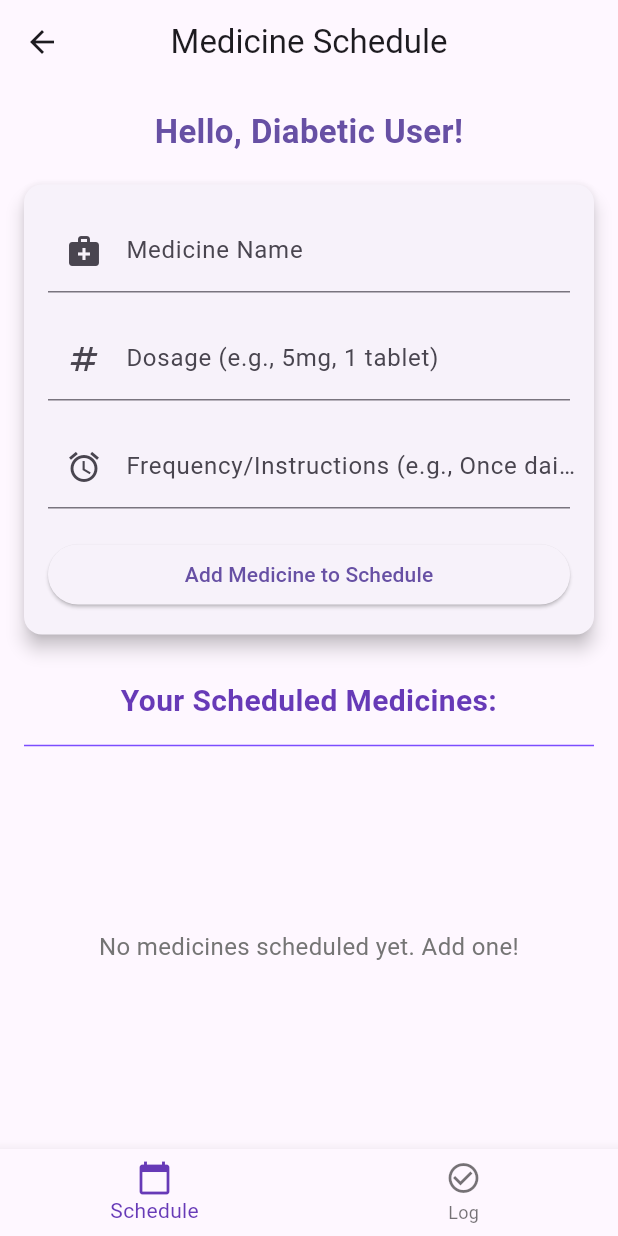
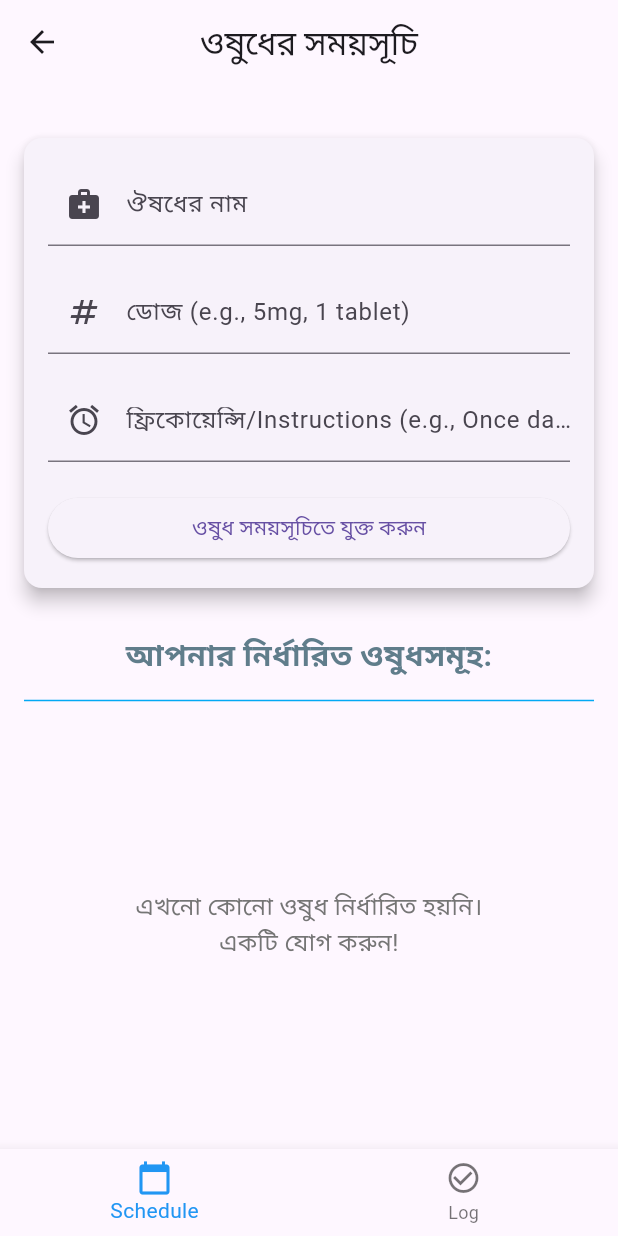
Before and after one commit to MahadiAhmed0/SugarVoice, a Flutter app: the HomePage screen opened directly, on a phone screen of 412 x 824 dp. Run offline on Flutter 3.47's test engine with Material 3 defaults, Android fonts, the phone set to English and light mode, and no system bars; our stand-ins replace firebase_auth, firebase_core, flutter_gemini, flutter_tts, shared_preferences, speech_to_text; missing offline and left inert: flutter_phone_direct_caller; accounts and stored records are empty.

Commit message:
medicine bangla and color updated

```diff
--- a/application_for_diabetic_patients/lib/BanglaUI/updated_medicine_log_page_bangla.dart
+++ b/application_for_diabetic_patients/lib/BanglaUI/updated_medicine_log_page_bangla.dart
@@ -47,7 +47,7 @@ class _MedicineLogPageState extends State<MedicineLogPage> {
         });
       }
     } catch (e) {
-      _showMessage('Error loading medicine logs: $e');
+      _showMessage('ঔষধ লগ লোড করতে ত্রুটি: $e');
       print('Error loading medicine logs: $e');
     }
   }
@@ -66,7 +66,7 @@ class _MedicineLogPageState extends State<MedicineLogPage> {
 
       _persistMedicineLogs();
       _medicineNameController.clear();
-      _showMessage('Medicine logged successfully!');
+      _showMessage('ঔষধ সফলভাবে লগ হয়েছে!');
     }
   }
 
@@ -75,7 +75,7 @@ class _MedicineLogPageState extends State<MedicineLogPage> {
       _medicineLogs.removeWhere((log) => log.id == id);
     });
     _persistMedicineLogs();
-    _showMessage('Medicine log deleted.');
+    _showMessage('ঔষধ লগ মুছে ফেলা হয়েছে।');
   }
 
   Future<void> _persistMedicineLogs() async {
@@ -83,7 +83,7 @@ class _MedicineLogPageState extends State<MedicineLogPage> {
       final List<Map<String, dynamic>> jsonList = _medicineLogs.map((log) => log.toJson()).toList();
       await _prefs.setString('medicineLogs', jsonEncode(jsonList));
     } catch (e) {
-      _showMessage('Error saving medicine logs: $e');
+      _showMessage('ঔষধ লগ সংরক্ষণ করতে ত্রুটি: $e');
       print('Error saving medicine logs: $e');
     }
   }
@@ -106,11 +106,7 @@ class _MedicineLogPageState extends State<MedicineLogPage> {
       padding: const EdgeInsets.all(16.0),
       child: Column(
         children: <Widget>[
-          Text(
-            'Hello, ${widget.username}!',
-            style: TextStyle(fontSize: 22, fontWeight: FontWeight.bold, color: Theme.of(context).primaryColor),
-            textAlign: TextAlign.center,
-          ),
+
           const SizedBox(height: 20),
           Card(
             elevation: 5,
@@ -125,13 +121,13 @@ class _MedicineLogPageState extends State<MedicineLogPage> {
                     TextFormField(
                       controller: _medicineNameController,
                       decoration: const InputDecoration(
-                        labelText: 'Medicine Taken',
-                        hintText: 'e.g., Metformin',
+                        labelText: 'ঔষধ নেওয়া',
+                        hintText: 'যেমন: মেটফর্মিন',
                         prefixIcon: Icon(Icons.medication),
                       ),
                       validator: (value) {
                         if (value == null || value.isEmpty) {
-                          return 'Please enter the medicine taken.';
+                          return 'দয়া করে নেওয়া ঔষধের নাম লিখুন।';
                         }
                         return null;
                       },
@@ -139,7 +135,7 @@ class _MedicineLogPageState extends State<MedicineLogPage> {
                     const SizedBox(height: 20),
                     ElevatedButton(
                       onPressed: _logMedicineTaken,
-                      child: const Text('Log Medicine Taken'),
+                      child: const Text('ঔষধ লগ করুন'),
                     ),
                   ],
                 ),
@@ -148,20 +144,20 @@ class _MedicineLogPageState extends State<MedicineLogPage> {
           ),
           const SizedBox(height: 10),
           const Text(
-            'Your Medicine Log History:',
+            'আপনার ঔষধ লগ ইতিহাস:',
             style: TextStyle(
               fontSize: 20,
               fontWeight: FontWeight.bold,
-              color: Colors.deepPurple,
+              color: Colors.blueGrey,
             ),
             textAlign: TextAlign.center,
           ),
-          const Divider(height: 30, thickness: 1, color: Colors.deepPurpleAccent),
+          const Divider(height: 30, thickness: 1, color: Colors.lightBlue),
           Expanded(
             child: _medicineLogs.isEmpty
                 ? Center(
                     child: Text(
-                      'No medicines logged yet. Log one!',
+                      'এখনো কোন ঔষধ লগ হয়নি।\nএকটি লগ করুন!',
                       style: TextStyle(fontSize: 16, color: Colors.grey.shade600),
                       textAlign: TextAlign.center,
                     ),
@@ -187,19 +183,19 @@ class _MedicineLogPageState extends State<MedicineLogPage> {
                                     style: const TextStyle(
                                       fontSize: 18,
                                       fontWeight: FontWeight.bold,
-                                      color: Colors.deepPurple,
+                                      color: Colors.blue,
                                     ),
                                   ),
                                   IconButton(
                                     icon: const Icon(Icons.delete, color: Colors.red),
                                     onPressed: () => _deleteMedicineLog(log.id),
-                                    tooltip: 'Delete Log',
+                                    tooltip: 'লগ মুছুন',
                                   ),
                                 ],
                               ),
                               const SizedBox(height: 8),
                               Text(
-                                'Logged at: ${log.formattedTimestamp}',
+                                'লগ করা হয়েছে: ${log.formattedTimestamp}',
                                 style: const TextStyle(fontSize: 14, color: Colors.black54),
                               ),
                             ],
--- a/application_for_diabetic_patients/lib/BanglaUI/updated_medicine_schedule_page.dart
+++ b/application_for_diabetic_patients/lib/BanglaUI/updated_medicine_schedule_page.dart
@@ -70,7 +70,7 @@ class _MedicineSchedulePageState extends State<MedicineSchedulePage> {
       _nameController.clear();
       _dosageController.clear();
       _frequencyController.clear();
-      _showMessage('Medicine schedule added!');
+      _showMessage('ওষুধের সময়সূচি যোগ করা হয়েছে!');
     }
   }
 
@@ -79,7 +79,7 @@ class _MedicineSchedulePageState extends State<MedicineSchedulePage> {
       _scheduledMedicines.removeWhere((schedule) => schedule.id == id);
     });
     _persistScheduledMedicines();
-    _showMessage('Medicine schedule deleted.');
+    _showMessage('ওষুধের সময়সূচি মুছে ফেলা হয়েছে।');
   }
 
   Future<void> _persistScheduledMedicines() async {
@@ -110,11 +110,7 @@ class _MedicineSchedulePageState extends State<MedicineSchedulePage> {
       padding: const EdgeInsets.all(16.0),
       child: Column(
         children: <Widget>[
-          Text(
-            'Hello, ${widget.username}!',
-            style: TextStyle(fontSize: 22, fontWeight: FontWeight.bold, color: Theme.of(context).primaryColor),
-            textAlign: TextAlign.center,
-          ),
+
           const SizedBox(height: 20),
           Card(
             elevation: 5,
@@ -129,7 +125,7 @@ class _MedicineSchedulePageState extends State<MedicineSchedulePage> {
                     TextFormField(
                       controller: _nameController,
                       decoration: const InputDecoration(
-                        labelText: 'Medicine Name',
+                        labelText: 'ঔষধের নাম',
                         prefixIcon: Icon(Icons.medical_services),
                       ),
                       validator: (value) {
@@ -143,7 +139,7 @@ class _MedicineSchedulePageState extends State<MedicineSchedulePage> {
                     TextFormField(
                       controller: _dosageController,
                       decoration: const InputDecoration(
-                        labelText: 'Dosage (e.g., 5mg, 1 tablet)',
+                        labelText: 'ডোজ (e.g., 5mg, 1 tablet)',
                         prefixIcon: Icon(Icons.numbers),
                       ),
                       validator: (value) {
@@ -157,7 +153,7 @@ class _MedicineSchedulePageState extends State<MedicineSchedulePage> {
                     TextFormField(
                       controller: _frequencyController,
                       decoration: const InputDecoration(
-                        labelText: 'Frequency/Instructions (e.g., Once daily, Before meals)',
+                        labelText: 'ফ্রিকোয়েন্সি/Instructions (e.g., Once daily, Before meals)',
                         prefixIcon: Icon(Icons.alarm),
                       ),
                       validator: (value) {
@@ -170,7 +166,7 @@ class _MedicineSchedulePageState extends State<MedicineSchedulePage> {
                     const SizedBox(height: 20),
                     ElevatedButton(
                       onPressed: _saveMedicineSchedule,
-                      child: const Text('Add Medicine to Schedule'),
+                      child: const Text('ওষুধ সময়সূচিতে যুক্ত করুন'),
                     ),
                   ],
                 ),
@@ -179,20 +175,20 @@ class _MedicineSchedulePageState extends State<MedicineSchedulePage> {
           ),
           const SizedBox(height: 10),
           const Text(
-            'Your Scheduled Medicines:',
+            'আপনার নির্ধারিত ওষুধসমূহ:',
             style: TextStyle(
               fontSize: 20,
               fontWeight: FontWeight.bold,
-              color: Colors.deepPurple,
+              color: Colors.blueGrey,
             ),
             textAlign: TextAlign.center,
           ),
-          const Divider(height: 30, thickness: 1, color: Colors.deepPurpleAccent),
+          const Divider(height: 30, thickness: 1, color: Colors.lightBlue),
           Expanded(
             child: _scheduledMedicines.isEmpty
                 ? Center(
                     child: Text(
-                      'No medicines scheduled yet. Add one!',
+                      'এখনো কোনো ওষুধ নির্ধারিত হয়নি।\nএকটি যোগ করুন!',
                       style: TextStyle(fontSize: 16, color: Colors.grey.shade600),
                       textAlign: TextAlign.center,
                     ),
@@ -219,25 +215,25 @@ class _MedicineSchedulePageState extends State<MedicineSchedulePage> {
                                       style: const TextStyle(
                                         fontSize: 18,
                                         fontWeight: FontWeight.bold,
-                                        color: Colors.deepPurple,
+                                        color: Colors.blue,
                                       ),
                                     ),
                                   ),
                                   IconButton(
                                     icon: const Icon(Icons.delete, color: Colors.red),
                                     onPressed: () => _deleteMedicineSchedule(medicine.id),
-                                    tooltip: 'Delete Schedule',
+                                    tooltip: 'সময়সূচি মুছে ফেলুন',
                                   ),
                                 ],
                               ),
                               const SizedBox(height: 4),
                               Text(
-                                'Dosage: ${medicine.dosage}',
+                                'ডোজ: ${medicine.dosage}',
                                 style: const TextStyle(fontSize: 16, color: Colors.black87),
                               ),
                               const SizedBox(height: 4),
                               Text(
-                                'Instructions: ${medicine.frequency}',
+                                'নির্দেশনা : ${medicine.frequency}',
                                 style: const TextStyle(fontSize: 16, color: Colors.black87),
                               ),
                             ],
--- a/application_for_diabetic_patients/lib/BanglaUI/updated_medicine_tracker_bangla.dart
+++ b/application_for_diabetic_patients/lib/BanglaUI/updated_medicine_tracker_bangla.dart
@@ -14,16 +14,16 @@ class MedicineTrackerApp extends StatelessWidget {
       title: 'Medicine Tracker',
       debugShowCheckedModeBanner: false,
       theme: ThemeData(
-        primarySwatch: Colors.deepPurple,
+        primarySwatch: Colors.blue,
         visualDensity: VisualDensity.adaptivePlatformDensity,
         appBarTheme: const AppBarTheme(
-          backgroundColor: Colors.deepPurple,
+          backgroundColor: Colors.blue,
           foregroundColor: Colors.white,
           elevation: 4,
         ),
         elevatedButtonTheme: ElevatedButtonThemeData(
           style: ElevatedButton.styleFrom(
-            backgroundColor: Colors.deepPurple.shade700,
+            backgroundColor: Colors.blue.shade700,
             foregroundColor: Colors.white,
             shape: RoundedRectangleBorder(
               borderRadius: BorderRadius.circular(12.0),
@@ -46,11 +46,11 @@ class MedicineTrackerApp extends StatelessWidget {
           ),
           filled: true,
           fillColor: Colors.deepPurple.shade50,
-          prefixIconColor: Colors.deepPurple,
-          labelStyle: const TextStyle(color: Colors.deepPurple),
+          prefixIconColor: Colors.blue,
+          labelStyle: const TextStyle(color: Colors.blue),
           focusedBorder: OutlineInputBorder(
             borderRadius: BorderRadius.circular(12.0),
-            borderSide: const BorderSide(color: Colors.deepPurple, width: 2),
+            borderSide: const BorderSide(color: Colors.blue, width: 2),
           ),
         ),
       ),
@@ -91,7 +91,7 @@ class _HomePageState extends State<HomePage> {
     return Scaffold(
       appBar: AppBar(
         title: Text(
-          _selectedIndex == 0 ? 'Medicine Schedule' : 'Medicine Log',
+          _selectedIndex == 0 ? 'ওষুধের সময়সূচি' : 'ওষুধের রেকর্ড',
         ),
         centerTitle: true,
         shape: const RoundedRectangleBorder(
@@ -113,7 +113,7 @@ class _HomePageState extends State<HomePage> {
           ),
         ],
         currentIndex: _selectedIndex,
-        selectedItemColor: Colors.deepPurple,
+        selectedItemColor: Colors.blue,
         onTap: _onItemTapped,
       ),
     );
```
